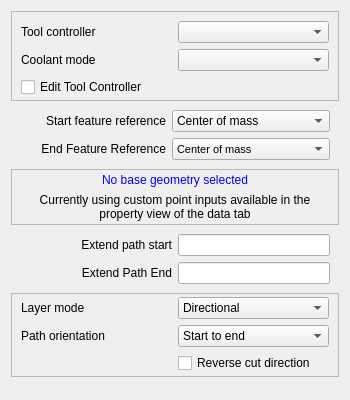
Qt form src/Mod/CAM/Gui/Resources/panels/PageOpSlotEdit.ui (Connor9220/FreeCAD) before a commit.
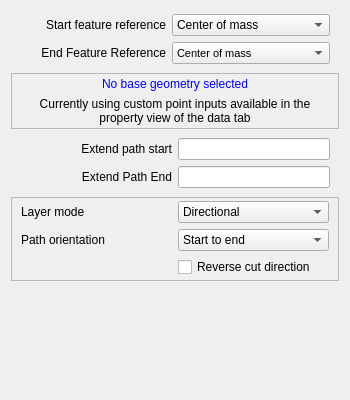
The same form after that commit. Custom widgets are drawn as their Qt base class.

Commit message:
Merge pull request #31299 from Connor9220/ToolcontrolerTaskPanel
CAM: GUI Improvements: Move tool controller to its own tab

```diff
--- a/src/Mod/CAM/Gui/Resources/panels/PageOpSlotEdit.ui
+++ b/src/Mod/CAM/Gui/Resources/panels/PageOpSlotEdit.ui
@@ -17,52 +17,6 @@
    <string notr="true"/>
   </property>
   <layout class="QVBoxLayout" name="verticalLayout">
-   <item>
-    <widget class="QFrame" name="toolOptions">
-     <property name="frameShape">
-      <enum>QFrame::StyledPanel</enum>
-     </property>
-     <property name="frameShadow">
-      <enum>QFrame::Raised</enum>
-     </property>
-     <layout class="QGridLayout" name="gridLayout">
-      <property name="bottomMargin">
-       <number>3</number>
-      </property>
-      <item row="0" column="0">
-       <widget class="QLabel" name="toolController_label">
-        <property name="text">
-         <string>Tool controller</string>
-        </property>
-       </widget>
-      </item>
-      <item row="0" column="1">
-       <widget class="QComboBox" name="toolController">
-        <property name="toolTip">
-         <string> The tool and its settings to be used for this operation</string>
-        </property>
-       </widget>
-      </item>
-      <item row="1" column="1">
-       <widget class="QComboBox" name="coolantController"/>
-      </item>
-      <item row="1" column="0">
-       <widget class="QLabel" name="coolantController_label">
-        <property name="text">
-         <string>Coolant mode</string>
-        </property>
-       </widget>
-      </item>
-      <item row="2" column="0" colspan="2">
-       <widget class="QCheckBox" name="editToolController">
-        <property name="text">
-         <string>Edit Tool Controller</string>
-        </property>
-       </widget>
-      </item>
-     </layout>
-    </widget>
-   </item>
    <item>
     <widget class="QFrame" name="featureReferences">
      <layout class="QGridLayout" name="gridLayout_3">
```
Left out of the diff: 6 changed lines with no effect on the pictures. The commit also changes 48 other files.
